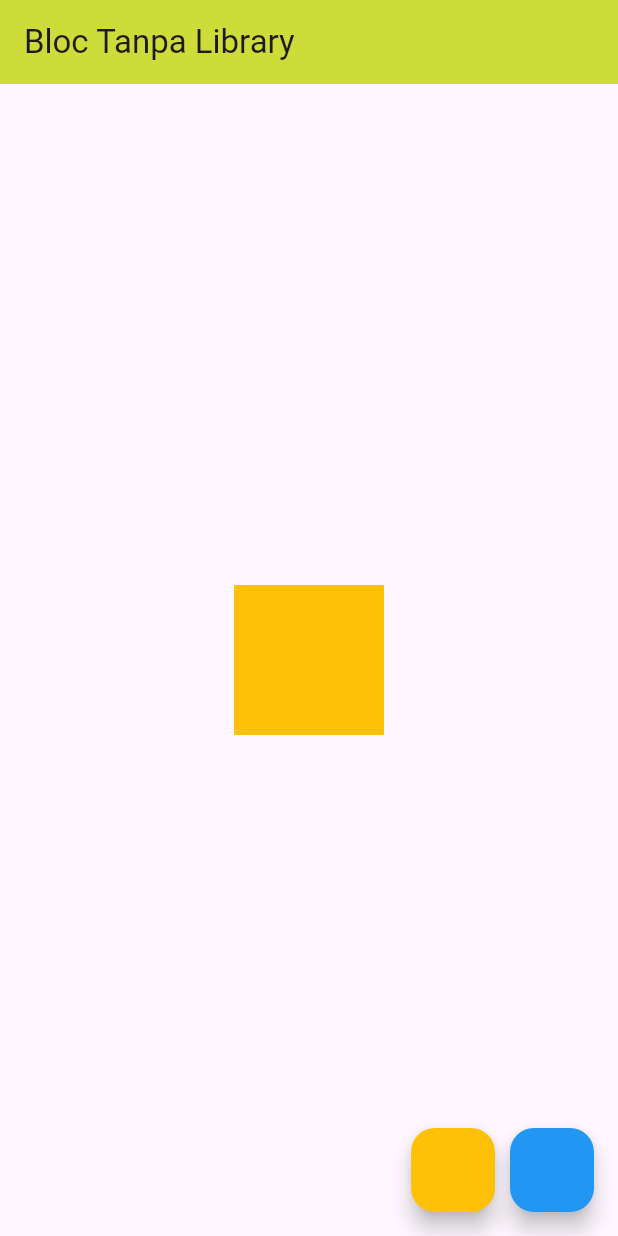
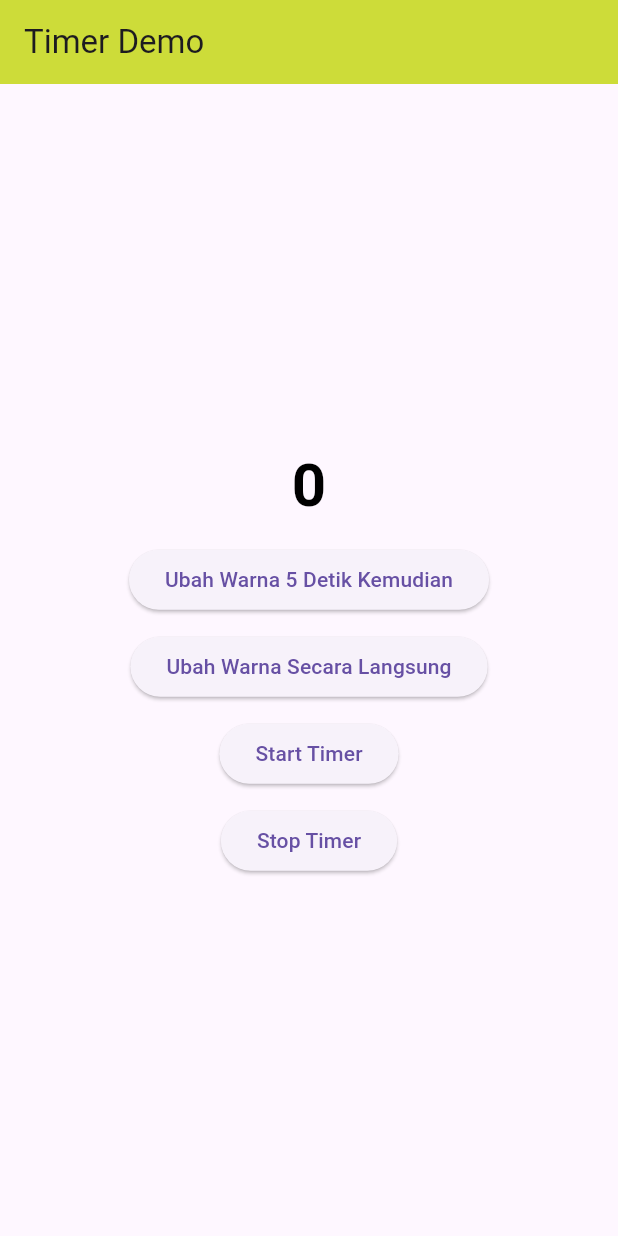
Before and after one commit to yabsiraditya/learn-flutter, a Flutter app: the screen it shows after launch, on a phone screen of 412 x 824 dp. Run offline on Flutter 3.47's test engine with Material 3 defaults, Android fonts, the phone set to English and light mode, and no system bars; our stand-ins replace audioplayers, bloc, flutter_bloc, qr_flutter, shared_preferences; missing offline and left inert: flutter_barcode_scanner; accounts and stored records are empty.

Commit message:
update learn-flutter

```diff
--- a/lib/colorBloc.dart
+++ b/lib/colorBloc.dart
@@ -1,4 +1,3 @@
-import 'dart:async';
 import 'package:flutter/material.dart';
 import 'package:bloc/bloc.dart';
 
--- /dev/null
+++ b/lib/latTimer.dart
@@ -0,0 +1,98 @@
+import 'dart:async';
+
+import 'package:flutter/material.dart';
+
+class LatTimer extends StatefulWidget {
+  @override
+  State<LatTimer> createState() => _LatTimerState();
+}
+
+class _LatTimerState extends State<LatTimer> {
+  bool isStop = true;
+  bool isBlack = true;
+  int counter = 0;
+
+  @override
+  Widget build(BuildContext context) {
+    return Scaffold(
+      appBar: AppBar(
+        backgroundColor: Colors.lime,
+        title: Text("Timer Demo"),
+      ),
+      body: Center(
+        child: Column(
+          mainAxisAlignment: MainAxisAlignment.center,
+          children: <Widget>[
+            Text(
+              counter.toString(),
+              style: TextStyle(
+                color: (isBlack) ? Colors.black : Colors.red,
+                fontSize: 40,
+                fontWeight: FontWeight.bold,
+              ),
+            ),
+            SizedBox(
+              height: 10,
+            ),
+            ElevatedButton(
+              onPressed: () {
+                Timer(Duration(seconds: 5), () {
+                  setState(() {
+                    isBlack = !isBlack;
+                  });
+                });
+              },
+              child: Text(
+                "Ubah Warna 5 Detik Kemudian",
+              ),
+            ),
+            SizedBox(
+              height: 10,
+            ),
+            ElevatedButton(
+              onPressed: () {
+                Timer.run(() {
+                  setState(() {
+                    isBlack = !isBlack;
+                  });
+                });
+              },
+              child: Text(
+                "Ubah Warna Secara Langsung",
+              ),
+            ),
+            SizedBox(
+              height: 10,
+            ),
+            ElevatedButton(
+              onPressed: () {
+                counter = 0;
+                isStop = false;
+                Timer.periodic(Duration(seconds: 1), (timer) {
+                  if (isStop) timer.cancel();
+                  setState(() {
+                    counter++;
+                  });
+                });
+              },
+              child: Text(
+                "Start Timer",
+              ),
+            ),
+            SizedBox(
+              height: 10,
+            ),
+            ElevatedButton(
+              onPressed: () {
+                isStop = true;
+              },
+              child: Text(
+                "Stop Timer",
+              ),
+            ),
+          ],
+        ),
+      ),
+    );
+  }
+}
--- a/lib/main.dart
+++ b/lib/main.dart
@@ -1,7 +1,5 @@
 import 'package:flutter/material.dart';
-import 'package:flutter_bloc/flutter_bloc.dart';
-import 'package:learn_flutter/blocSM.dart';
-import 'package:learn_flutter/colorBloc.dart';
+import 'package:learn_flutter/latTimer.dart';
 
 void main() => runApp(MyApp());
 
@@ -10,10 +8,7 @@ class MyApp extends StatelessWidget {
   Widget build(BuildContext context) {
     return MaterialApp(
       debugShowCheckedModeBanner: false,
-      home: BlocProvider<ColorBloc>(
-        create: (BuildContext context) => ColorBloc(),
-        child: BlockSM(),
-      ),
+      home: LatTimer(),
     );
   }
 }
```
Also changed, not shown: lib/profile.dart (added, +23 -0 lines), lib/userProfile.dart (added, +69 -0 lines).
